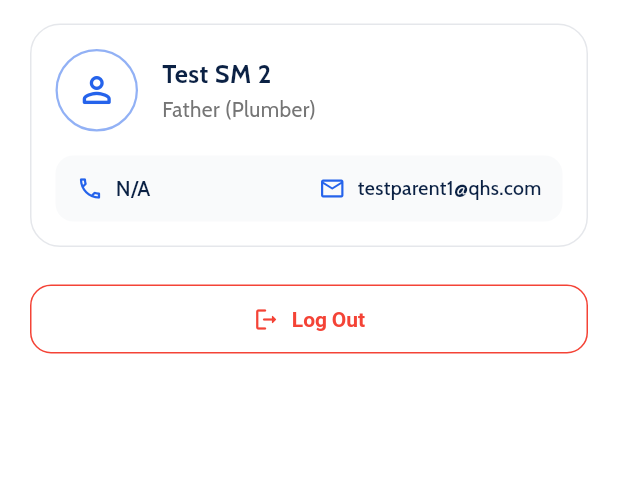
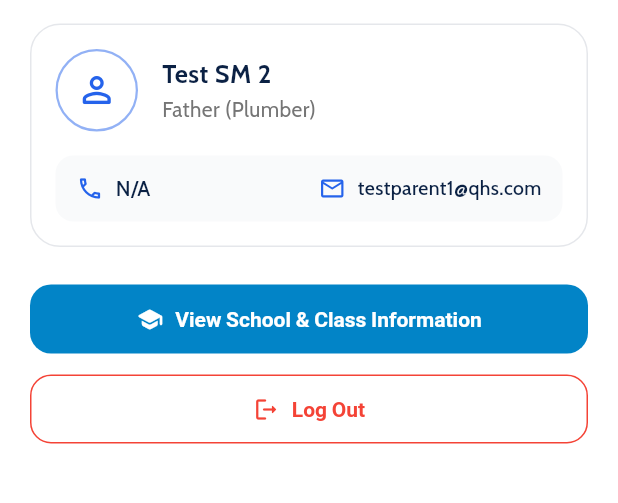
Before and after one commit to Jeyzimtech/Guardianship-App, a Flutter app: the ProfileView screen opened directly, on a phone screen of 412 x 824 dp, the part 593-1096 px from its top. Run offline on Flutter 3.47's test engine with Material 3 defaults, Android fonts, the light colour scheme and no system bars; our stand-ins replace dio, google_fonts, shared_preferences; accounts and stored records are empty.

Commit message:
Refactor mobile profile options exclusively for Parent and Teacher roles

```diff
--- a/mobile/lib/features/profile/profile_view.dart
+++ b/mobile/lib/features/profile/profile_view.dart
@@ -1,7 +1,6 @@
 import 'package:flutter/material.dart';
 import 'package:provider/provider.dart';
 import '../../core/auth_provider.dart';
-import '../user_management/user_management_screen.dart';
 import '../school_management/school_management_screen.dart';
 import '../teacher_management/teacher_management_screen.dart';
 
@@ -208,27 +207,7 @@ class ProfileView extends StatelessWidget {
               ),
             ),
             const SizedBox(height: 24),
-            if (authProvider.isAdmin) ...[
-              SizedBox(
-                width: double.infinity,
-                child: ElevatedButton.icon(
-                  onPressed: () {
-                    Navigator.push(
-                      context,
-                      MaterialPageRoute(builder: (_) => const UserManagementScreen()),
-                    );
-                  },
-                  icon: const Icon(Icons.manage_accounts_rounded),
-                  label: const Text('Open User Management Module', style: TextStyle(fontWeight: FontWeight.bold)),
-                  style: ElevatedButton.styleFrom(
-                    backgroundColor: const Color(0xFF6B21A8),
-                    foregroundColor: Colors.white,
-                    padding: const EdgeInsets.symmetric(vertical: 14),
-                    shape: RoundedRectangleBorder(borderRadius: BorderRadius.circular(14)),
-                  ),
-                ),
-              ),
-              const SizedBox(height: 12),
+            if (authProvider.isTeacher) ...[
               SizedBox(
                 width: double.infinity,
                 child: ElevatedButton.icon(
@@ -239,7 +218,7 @@ class ProfileView extends StatelessWidget {
                     );
                   },
                   icon: const Icon(Icons.badge_rounded),
-                  label: const Text('Open Teacher Management Module', style: TextStyle(fontWeight: FontWeight.bold)),
+                  label: const Text('View Class & Teacher Roster', style: TextStyle(fontWeight: FontWeight.bold)),
                   style: ElevatedButton.styleFrom(
                     backgroundColor: const Color(0xFF0B5549),
                     foregroundColor: Colors.white,
@@ -250,7 +229,6 @@ class ProfileView extends StatelessWidget {
               ),
               const SizedBox(height: 12),
             ],
-            if (authProvider.isAdmin || authProvider.isTeacher) ...[
             SizedBox(
               width: double.infinity,
               child: ElevatedButton.icon(
@@ -261,7 +239,7 @@ class ProfileView extends StatelessWidget {
                   );
                 },
                 icon: const Icon(Icons.school_rounded),
-                  label: const Text('Open School Management Module', style: TextStyle(fontWeight: FontWeight.bold)),
+                label: const Text('View School & Class Information', style: TextStyle(fontWeight: FontWeight.bold)),
                 style: ElevatedButton.styleFrom(
                   backgroundColor: const Color(0xFF0284C7),
                   foregroundColor: Colors.white,
@@ -271,7 +249,6 @@ class ProfileView extends StatelessWidget {
               ),
             ),
             const SizedBox(height: 12),
-            ],
             SizedBox(
               width: double.infinity,
               child: OutlinedButton.icon(
```
Lines whose indentation alone changed are shown as unchanged.
